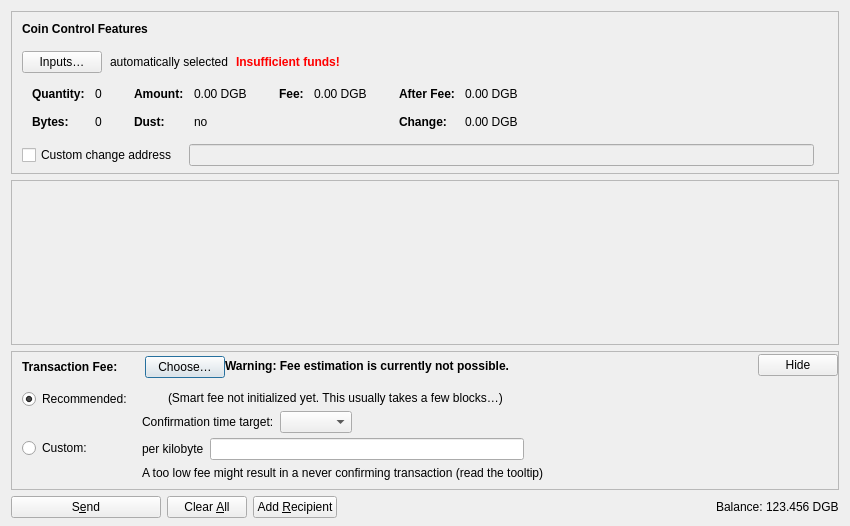
The window that src/qt/forms/sendcoinsdialog.ui (VextaProject/vexta) describes before a commit, drawn with Qt 5.
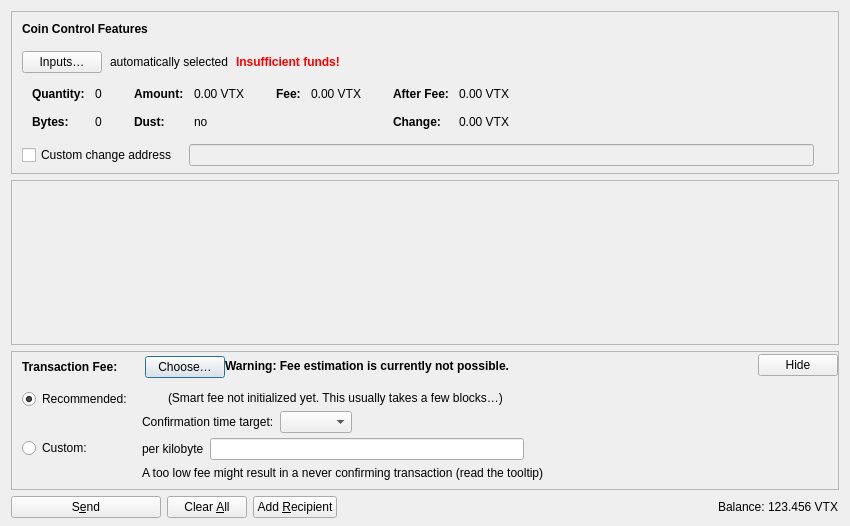
The same window after the commit. Icons and pictures are not drawn. Custom widgets are drawn as their Qt base class.

The edit to the form file:
```diff
--- a/src/qt/forms/sendcoinsdialog.ui
+++ b/src/qt/forms/sendcoinsdialog.ui
@@ -324,7 +324,7 @@
                   <enum>Qt::ActionsContextMenu</enum>
                  </property>
                  <property name="text">
-                  <string notr="true">0.00 DGB</string>
+                  <string notr="true">0.00 VTX</string>
                  </property>
                  <property name="textInteractionFlags">
                   <set>Qt::LinksAccessibleByMouse|Qt::TextSelectableByKeyboard|Qt::TextSelectableByMouse</set>
@@ -404,7 +404,7 @@
                   <enum>Qt::ActionsContextMenu</enum>
                  </property>
                  <property name="text">
-                  <string notr="true">0.00 DGB</string>
+                  <string notr="true">0.00 VTX</string>
                  </property>
                  <property name="textInteractionFlags">
                   <set>Qt::LinksAccessibleByMouse|Qt::TextSelectableByKeyboard|Qt::TextSelectableByMouse</set>
@@ -455,7 +455,7 @@
                   <enum>Qt::ActionsContextMenu</enum>
                  </property>
                  <property name="text">
-                  <string notr="true">0.00 DGB</string>
+                  <string notr="true">0.00 VTX</string>
                  </property>
                  <property name="textInteractionFlags">
                   <set>Qt::LinksAccessibleByMouse|Qt::TextSelectableByKeyboard|Qt::TextSelectableByMouse</set>
@@ -484,7 +484,7 @@
                   <enum>Qt::ActionsContextMenu</enum>
                  </property>
                  <property name="text">
-                  <string notr="true">0.00 DGB</string>
+                  <string notr="true">0.00 VTX</string>
                  </property>
                  <property name="textInteractionFlags">
                   <set>Qt::LinksAccessibleByMouse|Qt::TextSelectableByKeyboard|Qt::TextSelectableByMouse</set>
@@ -1204,7 +1204,7 @@
           <cursorShape>IBeamCursor</cursorShape>
          </property>
          <property name="text">
-          <string notr="true">123.456 DGB</string>
+          <string notr="true">123.456 VTX</string>
          </property>
          <property name="textInteractionFlags">
           <set>Qt::LinksAccessibleByMouse|Qt::TextSelectableByKeyboard|Qt::TextSelectableByMouse</set>
```
Left out of the diff: 2 changed lines with no effect on the pictures.
